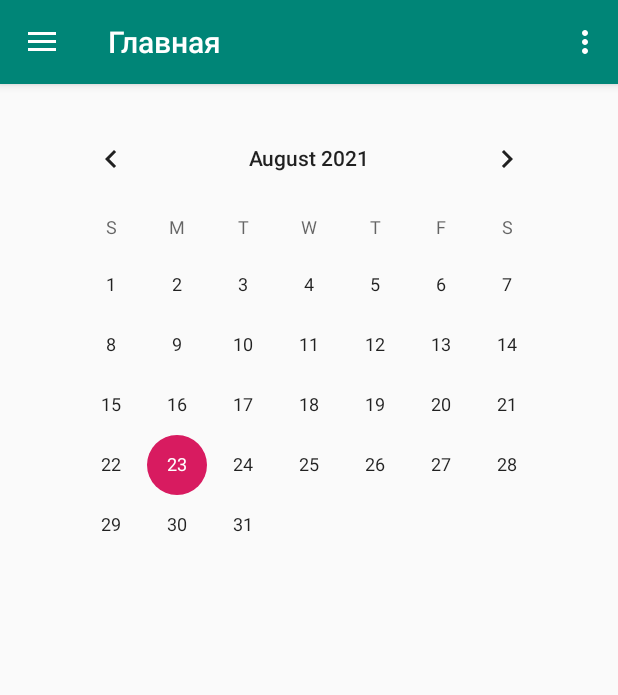
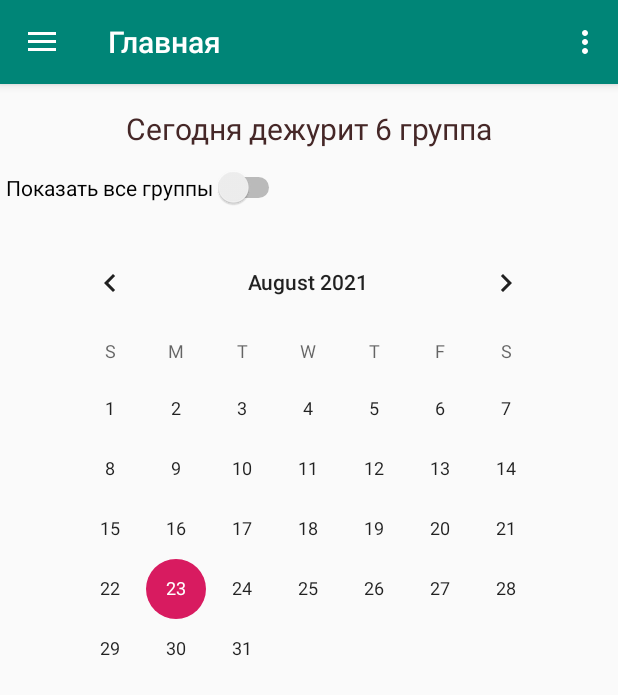
Before and after one commit to twobomb/shift-calendar-android, an Android app: the screen it shows after launch (MainActivity), on a phone screen of 412 x 824 dp. Shown: the top 695 px of the screen. Run offline under Robolectric (Android 15) with nearby library versions, the phone set to English and light mode, and no system bars; our stand-ins replace navigation-ui; libraries missing offline, so code that uses them is left out: com.roomorama.caldroid, hirondelle.date4j; 6 statements that could not run were skipped.

```diff
--- a/app/src/main/res/layout/fragment_home.xml
+++ b/app/src/main/res/layout/fragment_home.xml
@@ -11,6 +11,29 @@
         android:layout_height="wrap_content"
         android:layout_marginTop="16dp"
         app:layout_constraintEnd_toEndOf="parent"
+        app:layout_constraintHorizontal_bias="0.491"
         app:layout_constraintStart_toStartOf="parent"
-        app:layout_constraintTop_toTopOf="parent"></CalendarView>
+        app:layout_constraintTop_toBottomOf="@+id/sw_show_all"></CalendarView>
+
+    <TextView
+        android:id="@+id/tv_shift_now"
+        android:layout_width="wrap_content"
+        android:layout_height="wrap_content"
+        android:layout_marginTop="16dp"
+        android:text="Сегодня дежурит 6 группа"
+        android:textColor="#452727"
+        android:textSize="20sp"
+        app:layout_constraintEnd_toEndOf="parent"
+        app:layout_constraintStart_toStartOf="parent"
+        app:layout_constraintTop_toTopOf="parent" />
+
+    <Switch
+        android:id="@+id/sw_show_all"
+        android:layout_width="wrap_content"
+        android:layout_height="wrap_content"
+        android:layout_marginStart="4dp"
+        android:layout_marginTop="12dp"
+        android:text="Показать все группы"
+        app:layout_constraintStart_toStartOf="parent"
+        app:layout_constraintTop_toBottomOf="@+id/tv_shift_now" />
 </androidx.constraintlayout.widget.ConstraintLayout>
--- a/app/src/main/res/values/colors.xml
+++ b/app/src/main/res/values/colors.xml
@@ -3,4 +3,9 @@
     <color name="colorPrimary">#008577</color>
     <color name="colorPrimaryDark">#00574B</color>
     <color name="colorAccent">#D81B60</color>
+
+    <color name="group_0">#F00</color>
+    <color name="group_1">#00F</color>
+    <color name="group_2">#0F0</color>
+    <color name="group_3">#FF0</color>
 </resources>
```
Also changed, not shown: app/src/main/java/com/twobomb/shifter/ui/home/HomeFragment.java (+69 -4 lines).
